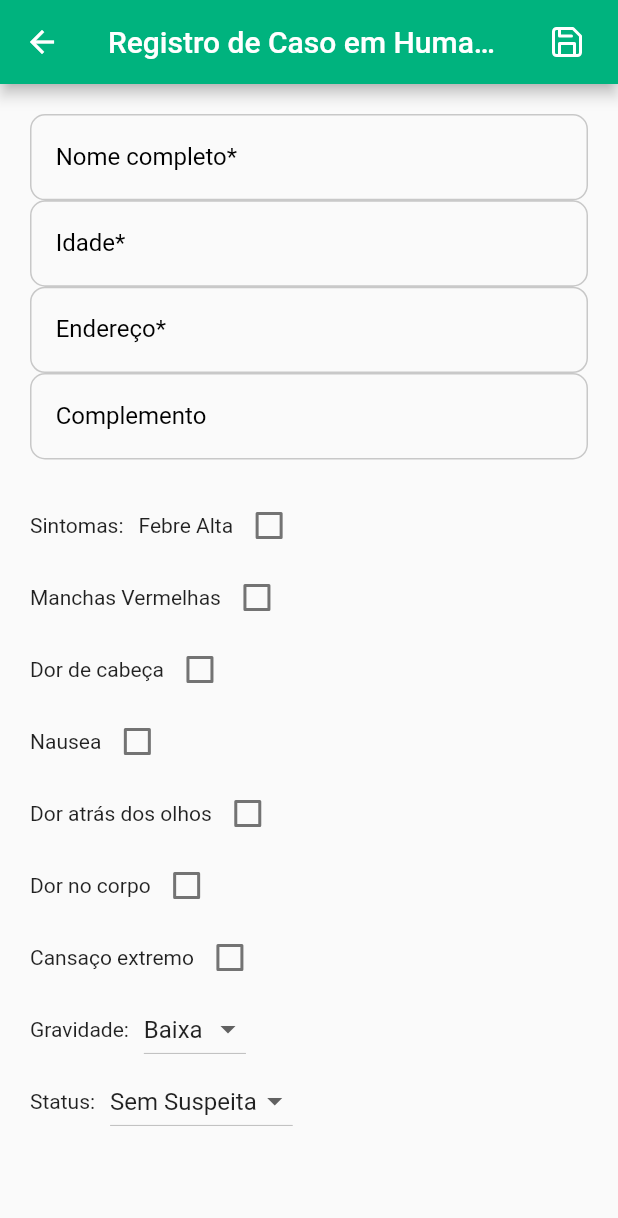
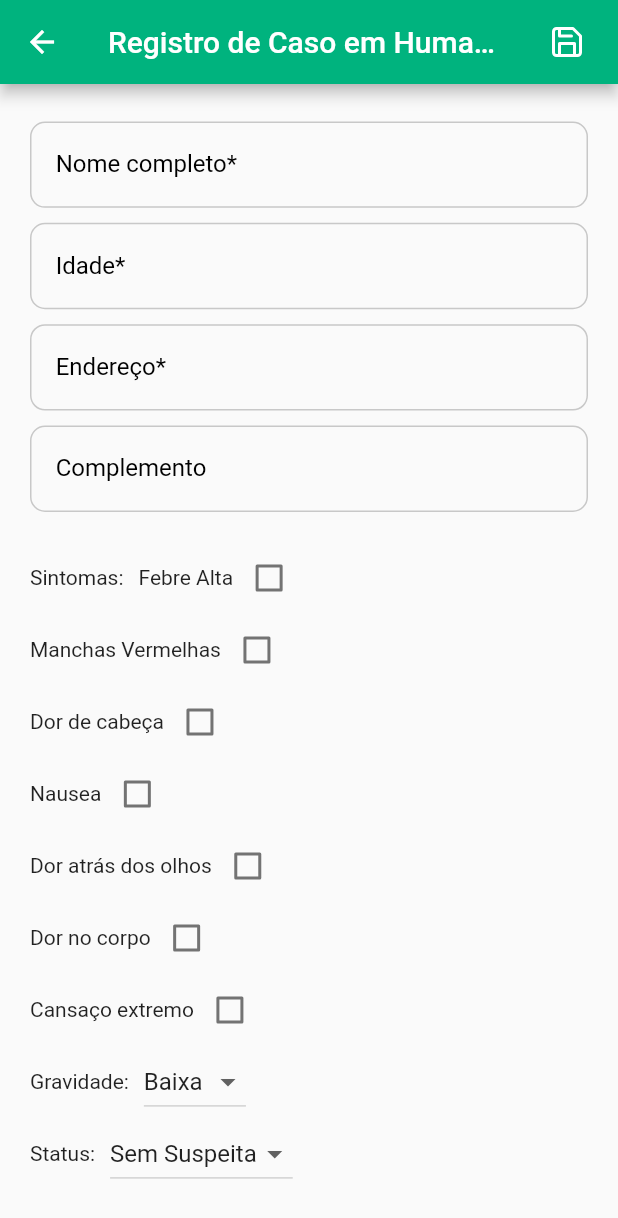
Before and after one commit to rp-5/dengue-frontend, a Flutter app: the HumanRegister screen opened directly, on a phone screen of 412 x 824 dp. Shown: the top 1218 px of the screen. Run offline on Flutter 3.47's test engine with Material 2 defaults, Android fonts, the phone set to English and light mode, and no system bars; our stand-ins replace animated_bottom_navigation_bar, flutter_feather_icons; network calls fail.

Commit message:
Margin nos campos

```diff
--- a/dengue/lib/src/components/human_tile.dart
+++ b/dengue/lib/src/components/human_tile.dart
@@ -21,6 +21,7 @@ class HumanTile extends StatelessWidget {
 
   @override
   Widget build(BuildContext context) {
+
     return ListTile(
       title: Text(human.name),
       subtitle: Text(human.status),
--- a/dengue/lib/src/pages/human_register.dart
+++ b/dengue/lib/src/pages/human_register.dart
@@ -69,10 +69,12 @@ class HumanRegisterState extends State<HumanRegister> {
       ),
       body: Padding(
         padding: const EdgeInsets.all(20),
+        child: SingleChildScrollView(
         child: Form(
           key: formKey,
           child: Column(
             children: <Widget>[
+              SizedBox(height: 5,),
               TextFormField(
                 decoration: InputDecoration(labelText: 'Nome completo*'),
                 onChanged: (value) => _humanRegisterController.setName(value),
@@ -85,8 +87,9 @@ class HumanRegisterState extends State<HumanRegister> {
                   }
                 },
               ),
+              SizedBox(height: 10,),
               TextFormField(
-                decoration: InputDecoration(labelText: 'Idade*'),
+                decoration: InputDecoration(labelText: 'Idade*',),
                 onChanged: (value) => _humanRegisterController.setAge(value),
                 validator: (value) {
                   if (value!.isEmpty || !RegExp(r'^[0-9]+$').hasMatch(value)) {
@@ -96,6 +99,7 @@ class HumanRegisterState extends State<HumanRegister> {
                   }
                 },
               ),
+              SizedBox(height: 10,),
               TextFormField(
                 decoration: const InputDecoration(labelText: 'Endereço*'),
                 onChanged: (value) =>
@@ -108,6 +112,7 @@ class HumanRegisterState extends State<HumanRegister> {
                   }
                 },
               ),
+              SizedBox(height: 10,),
               TextFormField(
                 decoration: const InputDecoration(labelText: 'Complemento'),
                 onChanged: (value) =>
@@ -285,6 +290,7 @@ class HumanRegisterState extends State<HumanRegister> {
             ],
           ),
         ),
+        ),
       ),
     );
   }
--- a/dengue/lib/src/pages/region_edit.dart
+++ b/dengue/lib/src/pages/region_edit.dart
@@ -76,10 +76,12 @@ class RegionEditState extends State<RegionEdit> {
       ),
       body: Padding(
         padding: const EdgeInsets.all(20),
+        child: SingleChildScrollView(
         child: Form(
           key: formKey,
           child: Column(
             children: <Widget>[
+              SizedBox(height: 10),
               TextFormField(
                 decoration: InputDecoration(labelText: 'Endereço*'),
                 initialValue: widget.region.address,
@@ -93,6 +95,7 @@ class RegionEditState extends State<RegionEdit> {
                   }
                 },
               ),
+              SizedBox(height: 10),
               TextFormField(
                 decoration: InputDecoration(labelText: 'Bairro*'),
                 initialValue: widget.region.district,
@@ -106,6 +109,7 @@ class RegionEditState extends State<RegionEdit> {
                   }
                 },
               ),
+              SizedBox(height: 10),
               TextFormField(
                 decoration: InputDecoration(labelText: 'Cidade*'),
                 initialValue: widget.region.city,
@@ -200,6 +204,7 @@ class RegionEditState extends State<RegionEdit> {
             ],
           ),
         ),
+        ),
       ),
     );
   }
```
Also changed, not shown: dengue/lib/src/controllers/human_register_controller.dart (+4 -4 lines), dengue/lib/src/controllers/region_register_controller.dart (+4 -4 lines), dengue/lib/src/pages/human_edit.dart (+7 -0 lines), dengue/lib/src/pages/region_register.dart (+6 -32 lines).
